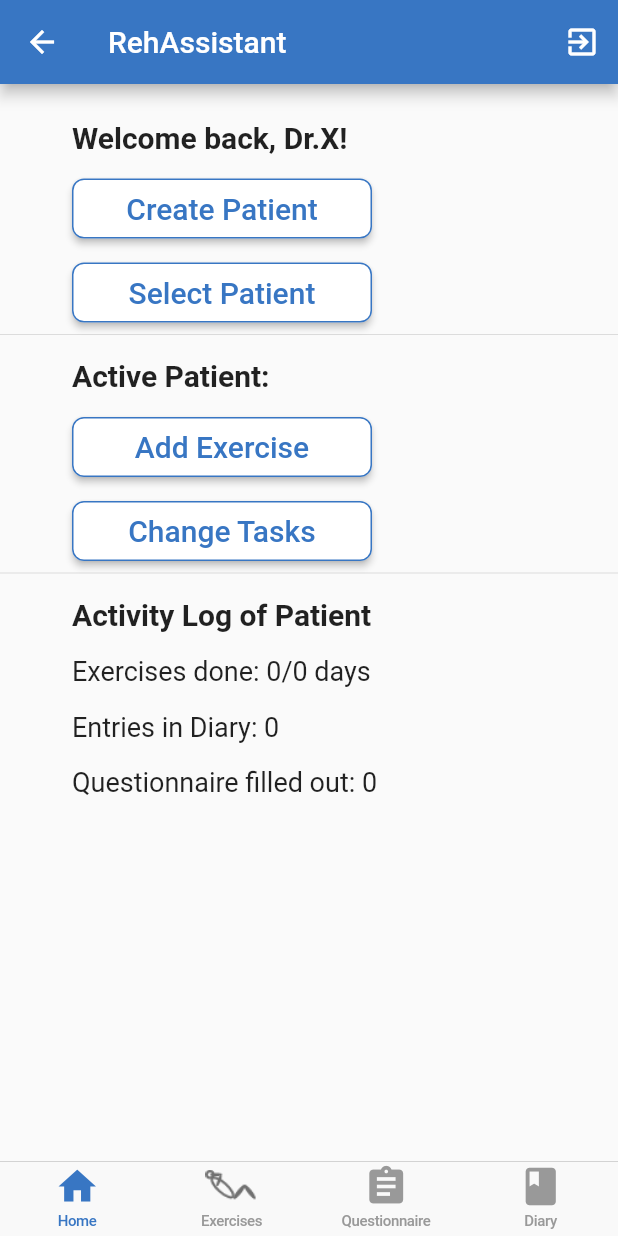
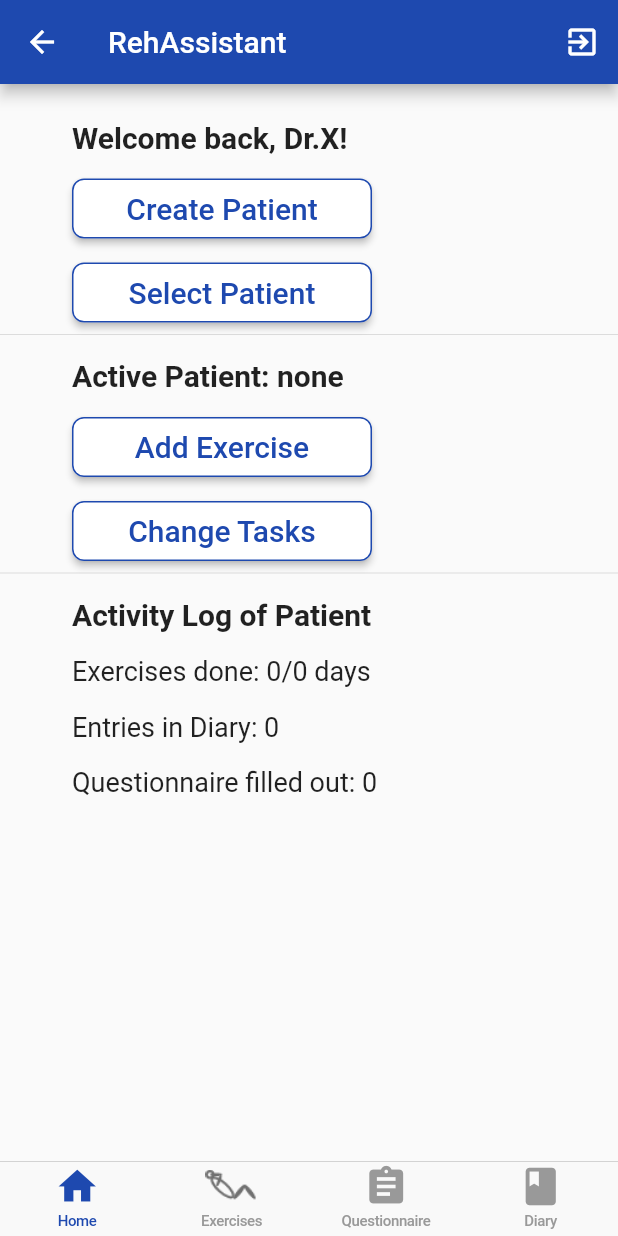
Before and after one commit to TjardL/RehAssistant, a Flutter app: the TherapistHomePage screen opened directly, on a phone screen of 412 x 824 dp. Run offline on Flutter 3.47's test engine with Material 2 defaults, Android fonts, the phone set to English and light mode, and no system bars; our stand-ins replace charts_flutter, cloud_firestore, firebase_auth, flutter_calendar_carousel, flutter_local_notifications, rxdart and 1 more; accounts and stored records are empty.

Commit message:
multi Therapists

```diff
--- a/lib/main.dart
+++ b/lib/main.dart
@@ -26,8 +26,8 @@ class MyApp extends StatelessWidget {
       title: 'Flutter Demo',
       debugShowCheckedModeBanner: false,
       theme: ThemeData(
-
-        primarySwatch: MaterialColor(0xff3876C3, color),
+        //0xff3876C3
+        primarySwatch: MaterialColor(0xff1e49af, color),
       ),
       home: new RootPage(auth: new Auth()));
   }
--- a/lib/pages/subpages/therapist_select_patient_page.dart
+++ b/lib/pages/subpages/therapist_select_patient_page.dart
@@ -2,6 +2,9 @@ import 'package:flutter/material.dart';
 import 'package:cloud_firestore/cloud_firestore.dart';
 
 class SelectPatientPage extends StatefulWidget {
+  final String emailTherapist;
+
+  const SelectPatientPage({Key key, this.emailTherapist}) : super(key: key);
   @override
   _SelectPatientPageState createState() => _SelectPatientPageState();
 }
@@ -16,7 +19,8 @@ class _SelectPatientPageState extends State<SelectPatientPage> {
     super.initState();
   }
   getDataPatients()async{
-    await Firestore.instance.collection("User").getDocuments().then((QuerySnapshot qs) {
+    print(widget.emailTherapist);
+    await Firestore.instance.collection("User").where("emailTherapist", isEqualTo: "${widget.emailTherapist}").getDocuments().then((QuerySnapshot qs) {
       querySnapshot = qs;
       return qs;
     });
--- a/lib/pages/therapist_home_page.dart
+++ b/lib/pages/therapist_home_page.dart
@@ -6,11 +6,13 @@ import 'package:RehAssistant/pages/therapist_exercise_page.dart';
 import 'package:RehAssistant/pages/therapist_questionnaire_page.dart';
 import 'package:RehAssistant/widgets/exercise_card.dart';
 import 'package:RehAssistant/widgets/small_task_button.dart';
+import 'package:firebase_auth/firebase_auth.dart';
 import 'package:flutter/cupertino.dart';
 import 'package:flutter/material.dart';
 import 'package:RehAssistant/services/authentication.dart';
 import 'package:cloud_firestore/cloud_firestore.dart';
 import 'package:intl/intl.dart';
+import 'package:shared_preferences/shared_preferences.dart';
 
 class TherapistHomePage extends StatefulWidget {
   final BaseAuth auth;
@@ -32,8 +34,9 @@ class _TherapistHomePageState extends State<TherapistHomePage> {
   List<String> diaryItemsBetter = [];
   List<String> diaryItemsWorse = [];
   List<Map<String, String>> diaryItems = [];
-  String name;
-  String email = "tjard123@gmail.com";
+  String name="none";
+  String email = "";
+  String emailTherapist;
   PageController controller;
   int getPageIndex = 0;
   Map<String, List<DateTime>> exDates = {};
@@ -114,6 +117,11 @@ class _TherapistHomePageState extends State<TherapistHomePage> {
 
   //Ab hier queries
   getData(String email) async {
+    FirebaseUser user = await widget.auth.getCurrentUser();
+    emailTherapist = user.email;
+    SharedPreferences prefs = await SharedPreferences.getInstance();
+    email = prefs.getString('lastPatient') ?? "";
+  if (email!=""){
     try {
       // await _navigateAndDisplaySelectionInit(context);
       List responses = await Future.wait([
@@ -127,6 +135,8 @@ class _TherapistHomePageState extends State<TherapistHomePage> {
     }
   }
 
+  }
+
   _calcExercisesDone() {
     Set<DateTime> temp = {};
     List<DateTime> temp2 = [];
@@ -136,18 +146,17 @@ class _TherapistHomePageState extends State<TherapistHomePage> {
       temp.toSet().toList();
     });
     temp2 = temp.toList();
-    temp2.sort((a,b) => a.compareTo(b));
+    temp2.sort((a, b) => a.compareTo(b));
     print(temp);
     print("EXTIME ${temp.length}");
     setState(() {
-      if (temp.isEmpty ?? true){
+      if (temp.isEmpty ?? true) {
         exercisesDoneMax = 0;
         exercisesDone = 0;
       } else {
-         exercisesDoneMax = temp2[0].difference(DateTime.now()).inDays.abs()+1;
+        exercisesDoneMax = temp2[0].difference(DateTime.now()).inDays.abs() + 1;
         exercisesDone = temp.length;
       }
-
     });
   }
 
@@ -196,10 +205,8 @@ class _TherapistHomePageState extends State<TherapistHomePage> {
             tempDate.add(DateFormat('d MMM yyyy').parse(g.documentID));
           });
           exDates["${f.documentID}"] = tempDate;
-
         });
         _calcExercisesDone();
-
       });
     });
   }
@@ -345,7 +352,6 @@ class _TherapistHomePageState extends State<TherapistHomePage> {
                     }
                   }),*/
 
-
               SizedBox(height: 16),
               Text(
                 'Entries in Diary: ${diaryItems.length}',
@@ -373,12 +379,18 @@ class _TherapistHomePageState extends State<TherapistHomePage> {
     final DocumentSnapshot ds = await Navigator.push(
       context,
       // Create the SelectionScreen in the next step.
-      MaterialPageRoute(builder: (context) => SelectPatientPage()),
+      MaterialPageRoute(
+          builder: (context) =>
+              SelectPatientPage(emailTherapist: emailTherapist)),
     );
     if (ds != null) {
+       SharedPreferences prefs = await SharedPreferences.getInstance();
+
+  await prefs.setString('lastPatient', email);
       setState(() {
         name = ds['name'];
         email = ds.documentID;
+
         getData(email);
       });
     }
@@ -400,7 +412,6 @@ class _TherapistHomePageState extends State<TherapistHomePage> {
   }
 
   void addExerciseCallback() {
-
     createExerciseDialog(context).then((controller) => addExercise(controller));
   }
 
@@ -460,7 +471,7 @@ class _TherapistHomePageState extends State<TherapistHomePage> {
 
   _onTapChangePage(int pageIndex) {
     controller.animateToPage(pageIndex,
-        duration: Duration(milliseconds: 400), curve: Curves.bounceInOut);
+        duration: Duration(milliseconds: 300), curve: Curves.easeInOut);
   }
 
   void dispose() {
@@ -470,7 +481,6 @@ class _TherapistHomePageState extends State<TherapistHomePage> {
 
   Future<List<TextEditingController>> createExerciseDialog(
       BuildContext context) {
-
     final _formKey = GlobalKey<FormState>();
     TextEditingController nameController = TextEditingController();
     TextEditingController repController = TextEditingController();
@@ -482,7 +492,8 @@ class _TherapistHomePageState extends State<TherapistHomePage> {
         builder: (context) {
           return AlertDialog(
             title: Text("Create Exercise"),
-            content: Form(key:_formKey,
+            content: Form(
+              key: _formKey,
               child: Column(
                 children: <Widget>[
                   TextFormField(
@@ -550,7 +561,8 @@ class _TherapistHomePageState extends State<TherapistHomePage> {
                         return "Value is not a number";
                       }
                       return null;
-                      },),
+                    },
+                  ),
                 ],
               ),
             ),
--- a/pubspec.yaml
+++ b/pubspec.yaml
@@ -28,11 +28,12 @@ dependencies:
   charts_flutter: ^0.9.0
   flutter_local_notifications: ^1.4.2
   rxdart: ^0.23.1
+  shared_preferences: ^2.0.6
 
   flutter:
     sdk: flutter
 
-
+#^0.16.1 auth
   # The following adds the Cupertino Icons font to your application.
   # Use with the CupertinoIcons class for iOS style icons.
   cupertino_icons: ^0.1.3
```
Also changed, not shown: lib/pages/login_page.dart (+24 -3 lines), lib/pages/patient_home_page.dart (+17 -13 lines), lib/pages/root_page.dart (+8 -4 lines), lib/services/authentication.dart (+13 -4 lines), 6 other files. Lines whose indentation alone changed are shown as unchanged.
